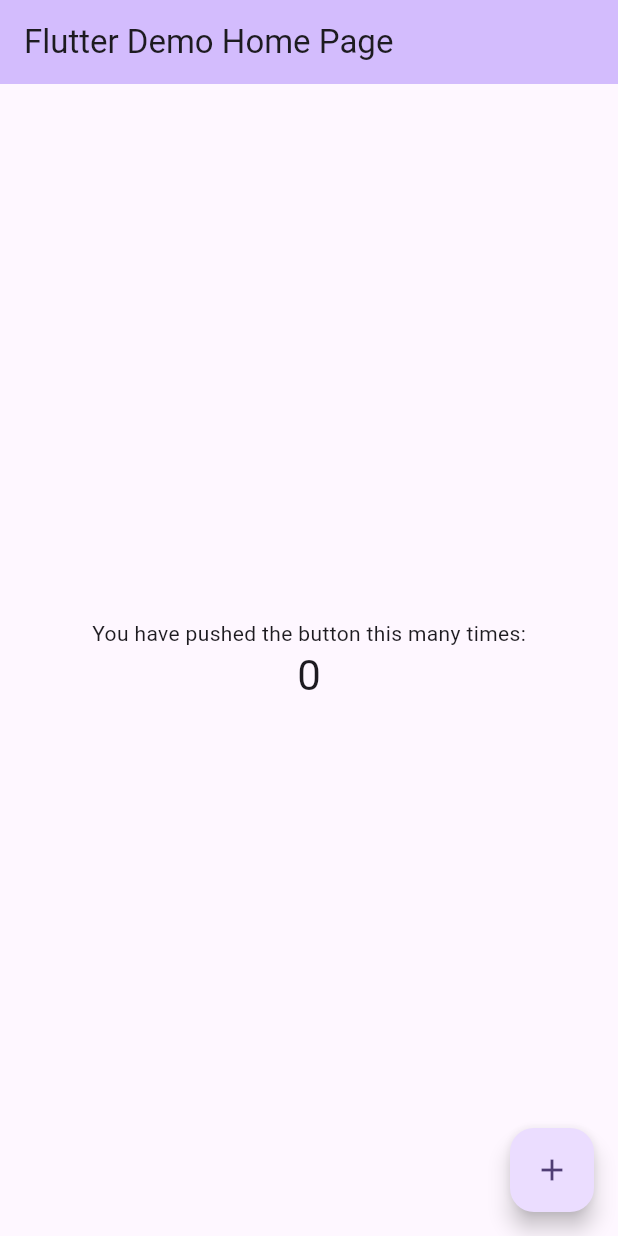
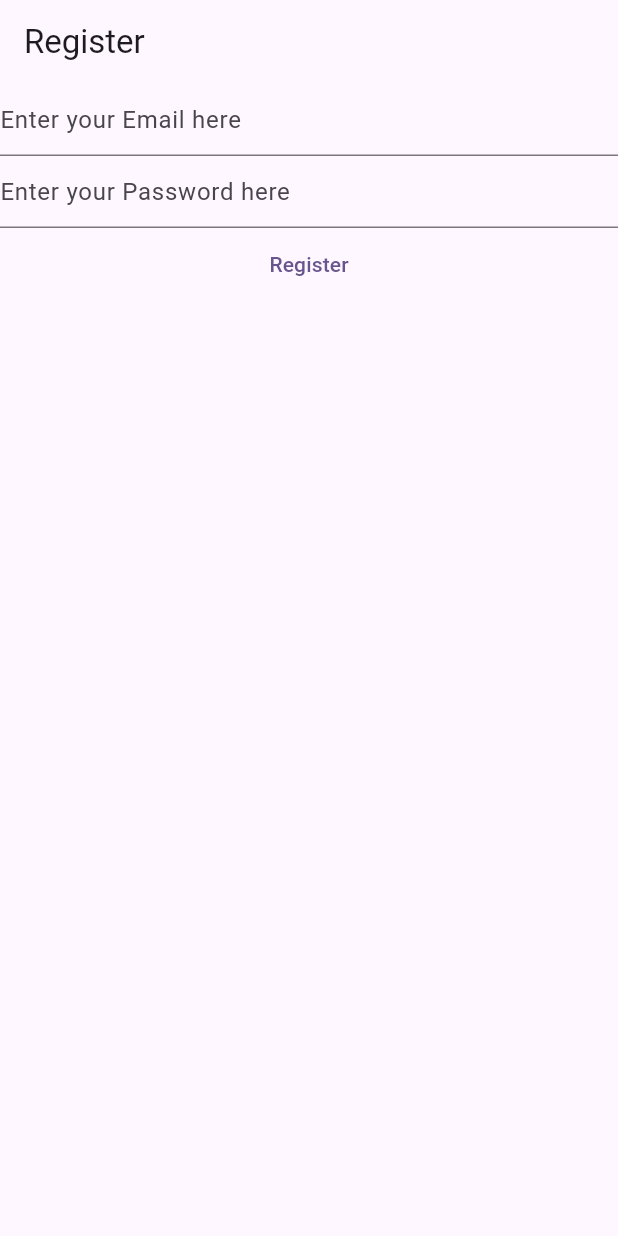
Before and after one commit to AmirArsalanTaqavi/mynotes, a Flutter app: the screen it shows after launch, on a phone screen of 412 x 824 dp. Run offline on Flutter 3.47's test engine with Material 3 defaults, Android fonts, the light colour scheme and no system bars; our stand-ins replace firebase_auth, firebase_core; accounts and stored records are empty.

Commit message:
Update main.dart

```diff
--- a/lib/main.dart
+++ b/lib/main.dart
@@ -1,125 +1,95 @@
+import 'package:firebase_core/firebase_core.dart';
 import 'package:flutter/material.dart';
+import 'package:firebase_auth/firebase_auth.dart';
+import 'firebase_options.dart';
 
 void main() {
-  runApp(const MyApp());
-}
-
-class MyApp extends StatelessWidget {
-  const MyApp({super.key});
-
-  // This widget is the root of your application.
-  @override
-  Widget build(BuildContext context) {
-    return MaterialApp(
+  WidgetsFlutterBinding.ensureInitialized();
+  runApp(
+    MaterialApp(
       title: 'Flutter Demo',
       theme: ThemeData(
-        // This is the theme of your application.
-        //
-        // TRY THIS: Try running your application with "flutter run". You'll see
-        // the application has a purple toolbar. Then, without quitting the app,
-        // try changing the seedColor in the colorScheme below to Colors.green
-        // and then invoke "hot reload" (save your changes or press the "hot
-        // reload" button in a Flutter-supported IDE, or press "r" if you used
-        // the command line to start the app).
-        //
-        // Notice that the counter didn't reset back to zero; the application
-        // state is not lost during the reload. To reset the state, use hot
-        // restart instead.
-        //
-        // This works for code too, not just values: Most code changes can be
-        // tested with just a hot reload.
         colorScheme: ColorScheme.fromSeed(seedColor: Colors.deepPurple),
         useMaterial3: true,
       ),
-      home: const MyHomePage(title: 'Flutter Demo Home Page'),
-    );
-  }
+      home: const HomePage(),
+    ),
+  );
 }
 
-class MyHomePage extends StatefulWidget {
-  const MyHomePage({super.key, required this.title});
-
-  // This widget is the home page of your application. It is stateful, meaning
-  // that it has a State object (defined below) that contains fields that affect
-  // how it looks.
-
-  // This class is the configuration for the state. It holds the values (in this
-  // case the title) provided by the parent (in this case the App widget) and
-  // used by the build method of the State. Fields in a Widget subclass are
-  // always marked "final".
-
-  final String title;
+class HomePage extends StatefulWidget {
+  const HomePage({super.key});
 
   @override
-  State<MyHomePage> createState() => _MyHomePageState();
+  State<HomePage> createState() => _HomePageState();
 }
 
-class _MyHomePageState extends State<MyHomePage> {
-  int _counter = 0;
+class _HomePageState extends State<HomePage> {
+  late final TextEditingController _email;
+  late final TextEditingController _password;
 
-  void _incrementCounter() {
-    setState(() {
-      // This call to setState tells the Flutter framework that something has
-      // changed in this State, which causes it to rerun the build method below
-      // so that the display can reflect the updated values. If we changed
-      // _counter without calling setState(), then the build method would not be
-      // called again, and so nothing would appear to happen.
-      _counter++;
-    });
+  @override
+  void initState() {
+    _email = TextEditingController();
+    _password = TextEditingController();
+    super.initState();
+  }
+
+  @override
+  void dispose() {
+    _email.dispose();
+    _password.dispose();
+    super.dispose();
   }
 
   @override
   Widget build(BuildContext context) {
-    // This method is rerun every time setState is called, for instance as done
-    // by the _incrementCounter method above.
-    //
-    // The Flutter framework has been optimized to make rerunning build methods
-    // fast, so that you can just rebuild anything that needs updating rather
-    // than having to individually change instances of widgets.
     return Scaffold(
       appBar: AppBar(
-        // TRY THIS: Try changing the color here to a specific color (to
-        // Colors.amber, perhaps?) and trigger a hot reload to see the AppBar
-        // change color while the other colors stay the same.
-        backgroundColor: Theme.of(context).colorScheme.inversePrimary,
-        // Here we take the value from the MyHomePage object that was created by
-        // the App.build method, and use it to set our appbar title.
-        title: Text(widget.title),
+        title: const Text("Register"),
       ),
-      body: Center(
-        // Center is a layout widget. It takes a single child and positions it
-        // in the middle of the parent.
-        child: Column(
-          // Column is also a layout widget. It takes a list of children and
-          // arranges them vertically. By default, it sizes itself to fit its
-          // children horizontally, and tries to be as tall as its parent.
-          //
-          // Column has various properties to control how it sizes itself and
-          // how it positions its children. Here we use mainAxisAlignment to
-          // center the children vertically; the main axis here is the vertical
-          // axis because Columns are vertical (the cross axis would be
-          // horizontal).
-          //
-          // TRY THIS: Invoke "debug painting" (choose the "Toggle Debug Paint"
-          // action in the IDE, or press "p" in the console), to see the
-          // wireframe for each widget.
-          mainAxisAlignment: MainAxisAlignment.center,
-          children: <Widget>[
-            const Text(
-              'You have pushed the button this many times:',
-            ),
-            Text(
-              '$_counter',
-              style: Theme.of(context).textTheme.headlineMedium,
-            ),
-          ],
-        ),
+      body: FutureBuilder(
+        future: Firebase.initializeApp(
+            options: DefaultFirebaseOptions.currentPlatform),
+        builder: (context, snapshot) {
+          switch (snapshot.connectionState) {
+            case ConnectionState.done:
+              return Column(
+                children: [
+                  TextField(
+                    controller: _email,
+                    enableSuggestions: false,
+                    autocorrect: false,
+                    keyboardType: TextInputType.emailAddress,
+                    decoration: const InputDecoration(
+                        hintText: 'Enter your Email here'),
+                  ),
+                  TextField(
+                    controller: _password,
+                    obscureText: true,
+                    enableSuggestions: false,
+                    autocorrect: false,
+                    decoration: const InputDecoration(
+                        hintText: 'Enter your Password here'),
+                  ),
+                  TextButton(
+                    onPressed: () async {
+                      final email = _email.text;
+                      final password = _password.text;
+                      final userCredential = await FirebaseAuth.instance
+                          .createUserWithEmailAndPassword(
+                              email: email, password: password);
+                      print(userCredential);
+                    },
+                    child: const Text('Register'),
+                  ),
+                ],
+              );
+            default:
+              return const Text('Loading...');
+          }
+        },
       ),
-      floatingActionButton: FloatingActionButton(
-        onPressed: _incrementCounter,
-        tooltip: 'Increment',
-        child: const Icon(Icons.add),
-      ), // This trailing comma makes auto-formatting nicer for build methods.
     );
   }
 }
```
